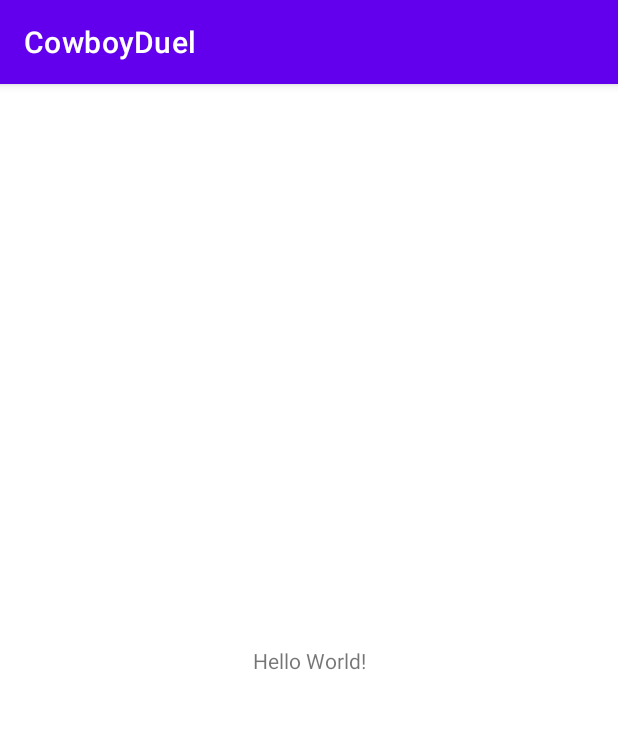
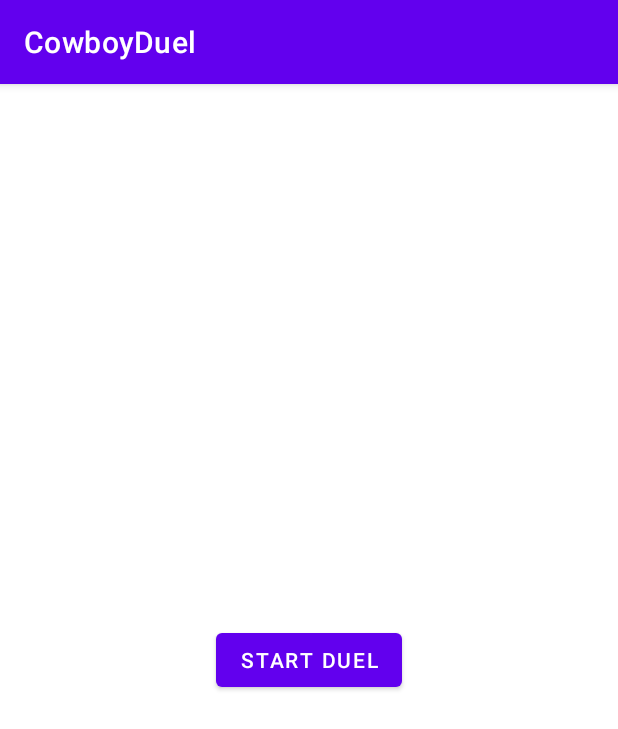
Before and after one commit to SlemimanPzz/CowboyDuel, an Android app: the screen it shows after launch (MainActivity), on a phone screen of 412 x 824 dp. Shown: the top 729 px of the screen. Run offline under Robolectric (Android 15) with nearby library versions, the phone set to English and light mode, and no system bars.

Commit message:
Pantalla inicial y boton para iniciar el duelo

```diff
--- a/app/src/main/res/layout/activity_main.xml
+++ b/app/src/main/res/layout/activity_main.xml
@@ -6,13 +6,16 @@
     android:layout_height="match_parent"
     tools:context=".MainActivity">
 
-    <TextView
+    <Button
+        android:id="@+id/boton_inicio"
         android:layout_width="wrap_content"
         android:layout_height="wrap_content"
-        android:text="Hello World!"
+        android:text="@string/boton_inicio"
+        android:onClick="countdown"
         app:layout_constraintBottom_toBottomOf="parent"
         app:layout_constraintEnd_toEndOf="parent"
         app:layout_constraintStart_toStartOf="parent"
-        app:layout_constraintTop_toTopOf="parent" />
+        app:layout_constraintTop_toTopOf="parent"
+    />
 
 </androidx.constraintlayout.widget.ConstraintLayout>
--- a/app/src/main/res/values/strings.xml
+++ b/app/src/main/res/values/strings.xml
@@ -1,3 +1,4 @@
 <resources>
     <string name="app_name">CowboyDuel</string>
+    <string name="boton_inicio">Start duel</string>
 </resources>
```
Also changed, not shown: app/src/main/java/mx/unam/fciencias/cowboyduel/MainActivity.java (+19 -0 lines).
